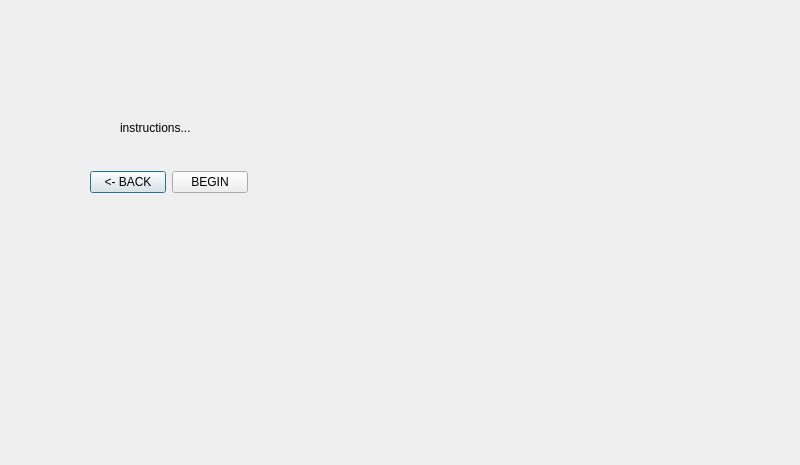
Qt form Qt_Creator/projectPHOE/ocularinstruc.ui (jdsalguer/senior_project) before a commit.
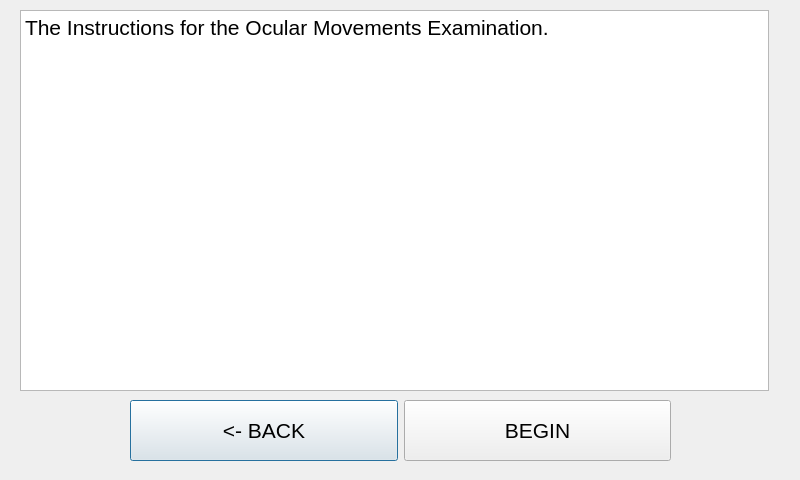
The same form after that commit.

```diff
--- a/Qt_Creator/projectPHOE/ocularinstruc.ui
+++ b/Qt_Creator/projectPHOE/ocularinstruc.ui
@@ -7,37 +7,35 @@
     <x>0</x>
     <y>0</y>
     <width>800</width>
-    <height>465</height>
+    <height>480</height>
    </rect>
   </property>
   <property name="windowTitle">
    <string>Dialog</string>
   </property>
-  <widget class="QLabel" name="label">
+  <widget class="QWidget" name="">
    <property name="geometry">
     <rect>
-     <x>120</x>
-     <y>120</y>
-     <width>171</width>
-     <height>16</height>
-    </rect>
-   </property>
-   <property name="text">
-    <string>instructions...</string>
-   </property>
-  </widget>
-  <widget class="QWidget" name="layoutWidget">
-   <property name="geometry">
-    <rect>
-     <x>90</x>
-     <y>170</y>
-     <width>158</width>
-     <height>25</height>
+     <x>130</x>
+     <y>400</y>
+     <width>541</width>
+     <height>61</height>
     </rect>
    </property>
    <layout class="QHBoxLayout" name="horizontalLayout">
     <item>
      <widget class="QPushButton" name="ocuinstbackButton">
+      <property name="sizePolicy">
+       <sizepolicy hsizetype="Minimum" vsizetype="Expanding">
+        <horstretch>0</horstretch>
+        <verstretch>0</verstretch>
+       </sizepolicy>
+      </property>
+      <property name="font">
+       <font>
+        <pointsize>16</pointsize>
+       </font>
+      </property>
       <property name="text">
        <string>&lt;- BACK</string>
       </property>
@@ -45,6 +43,17 @@
     </item>
     <item>
      <widget class="QPushButton" name="ocuinstbegButton">
+      <property name="sizePolicy">
+       <sizepolicy hsizetype="Minimum" vsizetype="Expanding">
+        <horstretch>0</horstretch>
+        <verstretch>0</verstretch>
+       </sizepolicy>
+      </property>
+      <property name="font">
+       <font>
+        <pointsize>16</pointsize>
+       </font>
+      </property>
       <property name="text">
        <string>BEGIN</string>
       </property>
@@ -52,6 +61,23 @@
     </item>
    </layout>
   </widget>
+  <widget class="QTextBrowser" name="textBrowser">
+   <property name="geometry">
+    <rect>
+     <x>20</x>
+     <y>10</y>
+     <width>749</width>
+     <height>381</height>
+    </rect>
+   </property>
+   <property name="html">
+    <string>&lt;!DOCTYPE HTML PUBLIC &quot;-//W3C//DTD HTML 4.0//EN&quot; &quot;http://www.w3.org/TR/REC-html40/strict.dtd&quot;&gt;
+&lt;html&gt;&lt;head&gt;&lt;meta name=&quot;qrichtext&quot; content=&quot;1&quot; /&gt;&lt;style type=&quot;text/css&quot;&gt;
+p, li { white-space: pre-wrap; }
+&lt;/style&gt;&lt;/head&gt;&lt;body style=&quot; font-family:'Ubuntu'; font-size:11pt; font-weight:400; font-style:normal;&quot;&gt;
+&lt;p style=&quot; margin-top:0px; margin-bottom:0px; margin-left:0px; margin-right:0px; -qt-block-indent:0; text-indent:0px;&quot;&gt;&lt;span style=&quot; font-size:16pt;&quot;&gt;The Instructions for the Ocular Movements Examination. &lt;/span&gt;&lt;/p&gt;&lt;/body&gt;&lt;/html&gt;</string>
+   </property>
+  </widget>
  </widget>
  <resources/>
  <connections/>
```
